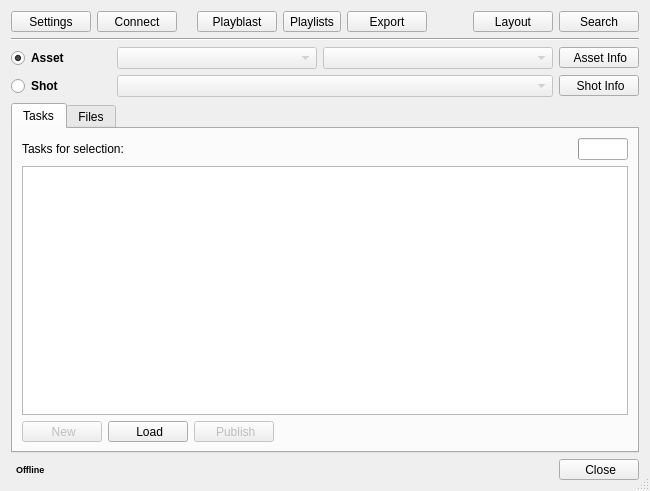
First picture: the form in module/wildchildanimation/gui/forms/maya/swing_desktop.ui, repository dearyangyu/swing, before the edit.
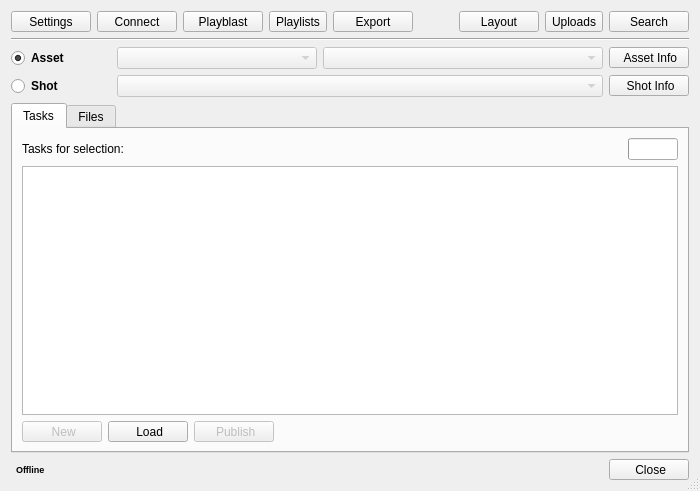
Second picture: the form after the edit.

Commit message: Fixed fileselector hanging,  upload singleton

```diff
--- a/module/wildchildanimation/gui/forms/maya/swing_desktop.ui
+++ b/module/wildchildanimation/gui/forms/maya/swing_desktop.ui
@@ -144,6 +144,13 @@
        </property>
       </widget>
      </item>
+     <item>
+      <widget class="QToolButton" name="toolButtonUploads">
+       <property name="text">
+        <string>Uploads</string>
+       </property>
+      </widget>
+     </item>
      <item>
       <widget class="QToolButton" name="toolButtonSearchFiles">
        <property name="minimumSize">
```
The commit also changes 6 other files.
